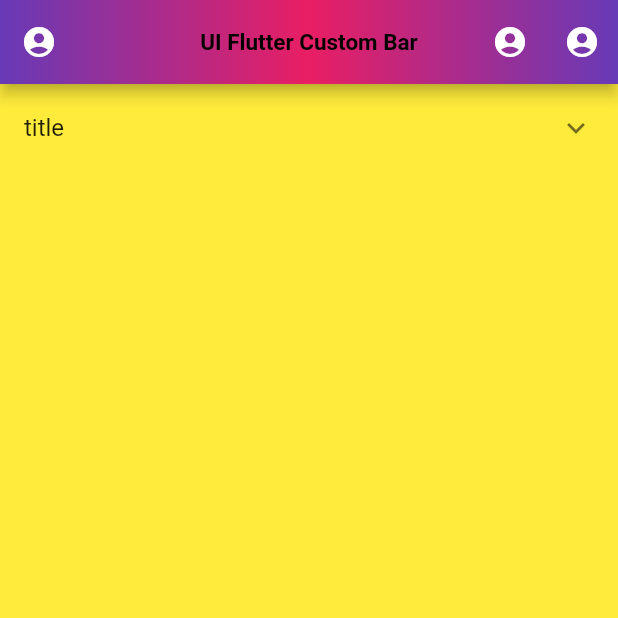
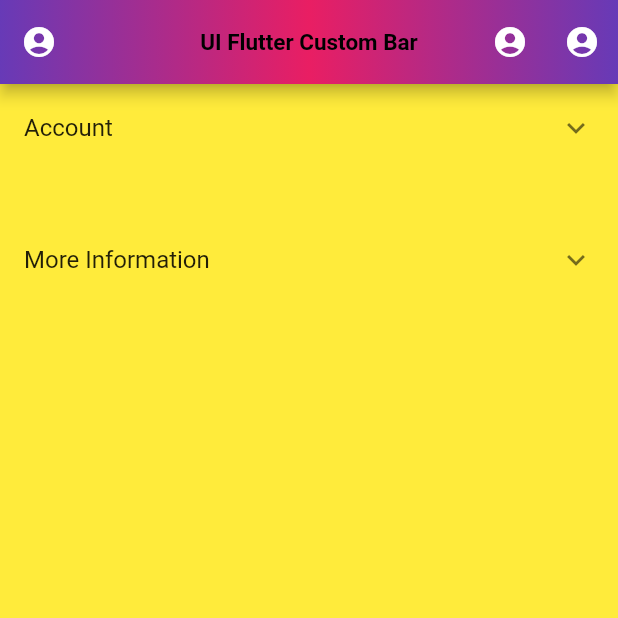
Before and after one commit to Devsaci/custom_appbarV2, a Flutter app: the screen it shows after launch, on a phone screen of 412 x 824 dp, the top half of it. Run offline on Flutter 3.47's test engine with Material 2 defaults, Android fonts, the phone set to English and light mode, and no system bars; our stand-ins replace another_flushbar, carousel_slider, fluttertoast.

Commit message:
ExpansionTile

```diff
--- a/lib/main.dart
+++ b/lib/main.dart
@@ -25,7 +25,7 @@ class MyApp extends StatelessWidget {
         canvasColor: Colors.yellow,
       ),
       darkTheme:
-          ThemeData(primarySwatch: Colors.blue, canvasColor: Colors.brown),
+      ThemeData(primarySwatch: Colors.blue, canvasColor: Colors.brown),
       home: MyHomePage(),
     );
   }
@@ -86,7 +86,7 @@ class _MyHomePageState extends State<MyHomePage> {
         canvasColor: Colors.yellow,
       ),
       darkTheme:
-          ThemeData(primarySwatch: Colors.blue, canvasColor: Colors.brown),
+      ThemeData(primarySwatch: Colors.blue, canvasColor: Colors.brown),
       home: Scaffold(
         appBar: AppBar(
           leading: Padding(
@@ -125,24 +125,35 @@ class _MyHomePageState extends State<MyHomePage> {
           ),
         ),
         body: ListView(
-          children: [
+          children: const [
             ExpansionTile(
-              title: Text("title"),
+              title: Text("Account"),
               children: [
-                Divider(color: Colors.black,thickness: 3,),
+                Divider(color: Colors.black, thickness: 3,),
                 ListTile(
                   title: Text("Sign Up!"),
-                    subtitle: Text("Where You can rtegister An account"),
-                  onTap: () {
+                  subtitle: Text("Where You can register An account"),
+                ),
+                ListTile(
+                  title: Text("Sign Up!"),
+                  subtitle: Text("Where You can register An account"),
+                ),
 
-                  },
+              ],
+            ),
+            SizedBox(height: 30,),
+            ExpansionTile(
+              title: Text("More Information"),
+              children: [
+                Divider(color: Colors.black, thickness: 3,),
+                ListTile(
+                  title: Text("Contact"),
+                  subtitle: Text("Where You can register An account"),
                 ),
-                Text("title 1"),
-                Text("title 2"),
-                Text("title 3"),
-                Text("title 4"),
+
+
               ],
-            )
+            ),
           ],
         ),
       ),
@@ -471,7 +482,7 @@ class _MyHomePageState extends State<MyHomePage> {
           cursorWidth: 10,
           style: TextStyle(fontSize: 15),
           toolbarOptions:
-              ToolbarOptions(copy: true, selectAll: true, paste: true),
+          ToolbarOptions(copy: true, selectAll: true, paste: true),
         ),
         SizedBox(
           height: 15,
```
